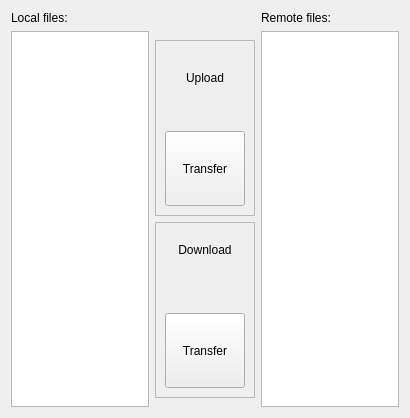
Qt form cwe_guiWidgets/cwe_file_manager.ui (NHERI-SimCenter/CWE-Simulation-Tool) before a commit.
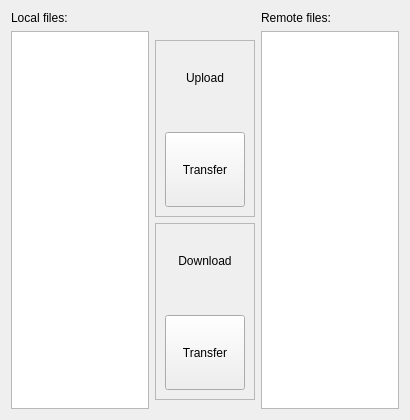
The same form after that commit. Icons and pictures are not drawn.

Commit message:
Added local file viewer and selection to the cwe_file_manager
* double click will open the next folder
* multiple selection possible

The edit to the form file:
```diff
--- a/cwe_guiWidgets/cwe_file_manager.ui
+++ b/cwe_guiWidgets/cwe_file_manager.ui
@@ -7,7 +7,7 @@
     <x>0</x>
     <y>0</y>
     <width>410</width>
-    <height>418</height>
+    <height>420</height>
    </rect>
   </property>
   <property name="windowTitle">
@@ -129,7 +129,7 @@
          <item>
           <widget class="QLabel" name="lbl_left_arrows">
            <property name="sizePolicy">
-            <sizepolicy hsizetype="Preferred" vsizetype="Preferred">
+            <sizepolicy hsizetype="Fixed" vsizetype="Fixed">
              <horstretch>0</horstretch>
              <verstretch>0</verstretch>
             </sizepolicy>
```
The commit also changes 2 other files.
